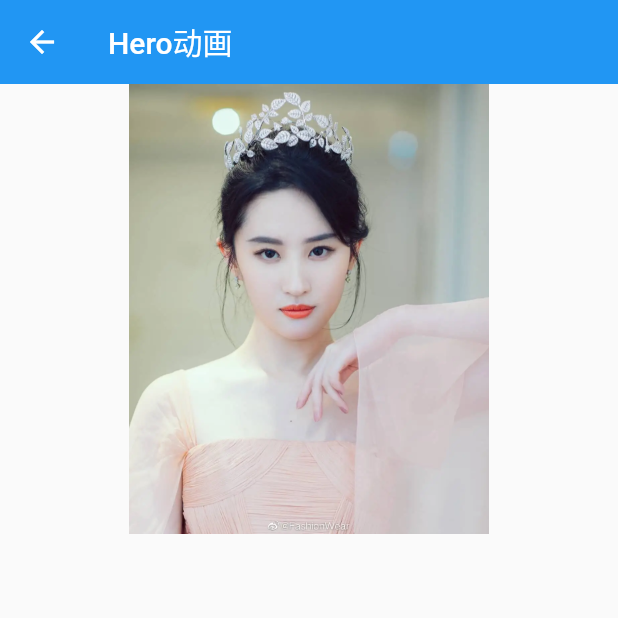
After one commit to codprincess/flutter_base, a Flutter app: the HeroPage screen opened by its route, on a phone screen of 412 x 824 dp, the top half of it. The commit adds this screen. Run offline on Flutter 3.47's test engine with Material 2 defaults, Android fonts, the light colour scheme and no system bars; our stand-ins replace shared_preferences; missing offline and left inert: fancy_bottom_navigation_2; accounts and stored records are empty.

Commit message:
Hero动画

```diff
--- /dev/null
+++ b/lib/HeroPage.dart
@@ -0,0 +1,73 @@
+import 'package:flutter/material.dart';
+
+class HeroPage extends StatefulWidget {
+  const HeroPage({Key? key}) : super(key: key);
+
+  @override
+  State<HeroPage> createState() => _HeroPageState();
+}
+class _HeroPageState extends State<HeroPage> {
+  @override
+  Widget build(BuildContext context) {
+    return Scaffold(
+      appBar: AppBar(title: const Text('Hero动画'),),
+      body: const Ep1(),
+    );
+  }
+}
+
+class Ep1 extends StatelessWidget {
+  const Ep1({Key? key}) : super(key: key);
+
+  @override
+  Widget build(BuildContext context) {
+    return Container(
+      alignment: Alignment.topCenter,
+      child: Column(
+        children: [
+          InkWell(
+            child: Hero(
+              tag: 'pic',
+              child: Image.asset('images/liu.webp',width: double.infinity,height: 300,),
+            ),
+            onTap: (){
+              Navigator.of(context).push(MaterialPageRoute(
+                  builder: (context) => const DetailPage()
+              ));
+            },
+          )
+        ],
+      ),
+
+    );
+  }
+}
+class DetailPage extends StatelessWidget {
+  const DetailPage({Key? key}) : super(key: key);
+
+  @override
+  Widget build(BuildContext context) {
+    return Scaffold(
+      backgroundColor: Colors.black,
+      appBar: AppBar(
+        title: const Text('DetailPage'),
+        backgroundColor: Colors.transparent,
+        elevation: 0,
+        actions: [
+          IconButton(
+            onPressed: (){
+              Navigator.of(context).pop();
+            },
+            icon: const Icon(Icons.close)
+          ),
+        ],
+      ),
+      body: Center(
+        child: Hero(
+          tag: 'pic',
+          child: Image.asset('images/liu.webp', width: double.infinity,),
+        ),
+      ),
+    );
+  }
+}
--- a/lib/main.dart
+++ b/lib/main.dart
@@ -11,6 +11,7 @@ import 'package:flutter_base/BorderPage.dart';
 import 'package:flutter_base/BottomAppBarPage.dart';
 import 'package:flutter_base/DecoratedBoxTransitionPage.dart';
 import 'package:flutter_base/DefaultTextStyleTransitionPage.dart';
+import 'package:flutter_base/HeroPage.dart';
 import 'package:flutter_base/ModalBarrierPage.dart';
 import 'package:flutter_base/BoxDecorationPage.dart';
 import 'package:flutter_base/CurvePage.dart';
@@ -214,7 +215,8 @@ class _MyAppState extends State<MyApp> {
               'AnimatedContainer_Page':(context) =>AnimatedContainerPage(),
               'AnimatedAlign_Page':(context) => AnimatedAlignPage(),
               'AnimatedOpacity_Page':(context) => AnimatedOpacityPage(),
-              'AnimatedCrossFade_Page':(context) =>AnimatedCrossFadePage()
+              'AnimatedCrossFade_Page':(context) =>AnimatedCrossFadePage(),
+              'Hero_Page':(context) => HeroPage(),
             },
           );
         },
@@ -730,7 +732,12 @@ class _MyHomePageState extends State<MyHomePage> {
                     },
                     child: const Text('AnimatedCrossFade'),
                   ),
-
+                  ElevatedButton(
+                    onPressed: (){
+                      Navigator.pushNamed(context, 'Hero_Page');
+                    },
+                    child: const Text('Hero动画'),
+                  ),
 
                   ElevatedButton(
                     onPressed: (){
```
